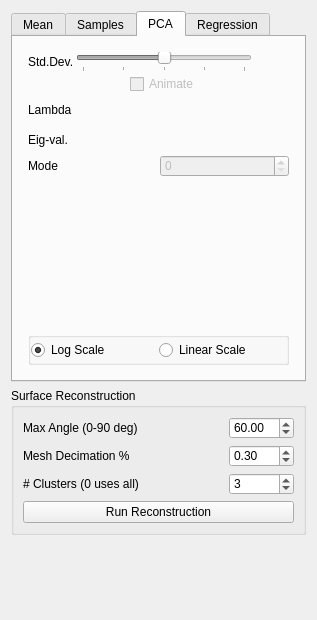
SCIInstitute/ShapeWorks, file Studio/src/Application/Analysis/AnalysisTool.ui: the form before one commit.
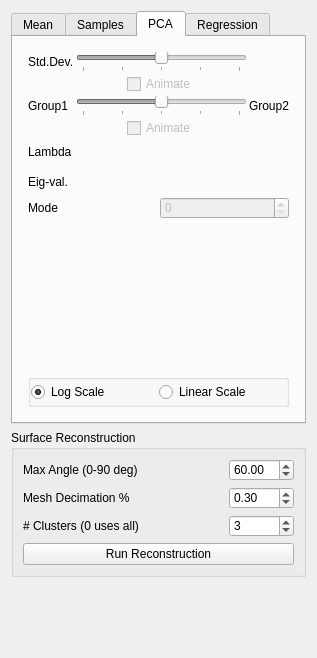
The form after the commit. The open tabs and pages were chosen to show the change. Custom widgets are drawn as their Qt base class.

Commit message: Add group sliders.

Patch:
```diff
--- a/Studio/src/Application/Analysis/AnalysisTool.ui
+++ b/Studio/src/Application/Analysis/AnalysisTool.ui
@@ -7,7 +7,7 @@
     <x>0</x>
     <y>0</y>
     <width>317</width>
-    <height>620</height>
+    <height>658</height>
    </rect>
   </property>
   <property name="windowTitle">
@@ -425,10 +425,10 @@
           </property>
           <item>
            <layout class="QGridLayout" name="pcaGridLayout">
-            <item row="0" column="0">
-             <widget class="QLabel" name="label_10">
+            <item row="2" column="0">
+             <widget class="QLabel" name="group1_label">
               <property name="text">
-               <string>Std.Dev.</string>
+               <string>Group1</string>
               </property>
              </widget>
             </item>
@@ -467,6 +467,20 @@
               </property>
              </widget>
             </item>
+            <item row="2" column="2">
+             <widget class="QLabel" name="group2_label">
+              <property name="text">
+               <string>Group2</string>
+              </property>
+             </widget>
+            </item>
+            <item row="0" column="0">
+             <widget class="QLabel" name="label_10">
+              <property name="text">
+               <string>Std.Dev.</string>
+              </property>
+             </widget>
+            </item>
             <item row="1" column="1">
              <widget class="QWidget" name="widget_23" native="true">
               <layout class="QHBoxLayout" name="horizontalLayout_9">
@@ -542,6 +556,85 @@
                <property name="bottomMargin">
                 <number>0</number>
                </property>
+               <item>
+                <widget class="QSlider" name="group_slider">
+                 <property name="enabled">
+                  <bool>false</bool>
+                 </property>
+                 <property name="minimum">
+                  <number>-20</number>
+                 </property>
+                 <property name="maximum">
+                  <number>20</number>
+                 </property>
+                 <property name="orientation">
+                  <enum>Qt::Horizontal</enum>
+                 </property>
+                 <property name="tickPosition">
+                  <enum>QSlider::TicksBelow</enum>
+                 </property>
+                 <property name="tickInterval">
+                  <number>10</number>
+                 </property>
+                </widget>
+               </item>
+              </layout>
+             </widget>
+            </item>
+            <item row="3" column="1">
+             <widget class="QWidget" name="group_slider_widget" native="true">
+              <layout class="QHBoxLayout" name="horizontalLayout_3">
+               <property name="spacing">
+                <number>0</number>
+               </property>
+               <property name="leftMargin">
+                <number>0</number>
+               </property>
+               <property name="topMargin">
+                <number>0</number>
+               </property>
+               <property name="rightMargin">
+                <number>0</number>
+               </property>
+               <property name="bottomMargin">
+                <number>0</number>
+               </property>
+               <item>
+                <spacer name="horizontalSpacer_7">
+                 <property name="orientation">
+                  <enum>Qt::Horizontal</enum>
+                 </property>
+                 <property name="sizeHint" stdset="0">
+                  <size>
+                   <width>21</width>
+                   <height>15</height>
+                  </size>
+                 </property>
+                </spacer>
+               </item>
+               <item>
+                <widget class="QCheckBox" name="pcaAnimateCheckBox_3">
+                 <property name="enabled">
+                  <bool>false</bool>
+                 </property>
+                 <property name="text">
+                  <string>Animate</string>
+                 </property>
+                </widget>
+               </item>
+               <item>
+                <spacer name="horizontalSpacer_8">
+                 <property name="orientation">
+                  <enum>Qt::Horizontal</enum>
+                 </property>
+                 <property name="sizeHint" stdset="0">
+                  <size>
+                   <width>22</width>
+                   <height>15</height>
+                  </size>
+                 </property>
+                </spacer>
+               </item>
               </layout>
              </widget>
             </item>
```
Left out of the diff: 2 changed lines with no effect on the pictures.
